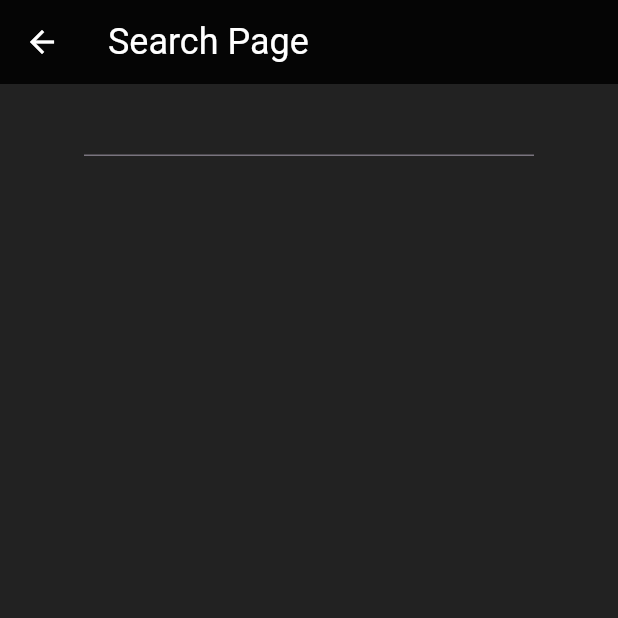
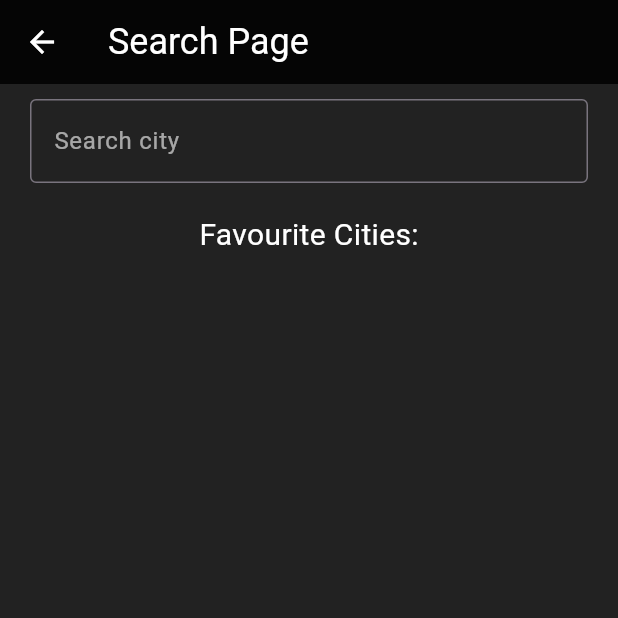
Before and after one commit to Jbbcch/Flutter-Weather-App, a Flutter app: the SearchPage screen opened directly, on a phone screen of 412 x 824 dp, the top half of it. Run offline on Flutter 3.47's test engine with Material 3 defaults, Android fonts, the phone set to English and light mode, and no system bars; drawn by our look-alikes of flutter_typeahead; our stand-ins replace flutter_dotenv, flutter_riverpod, geolocator, material_design_icons_flutter, shared_preferences; accounts and stored records are empty.

Commit message:
App release version 1.0.0:
Added function to save cities to favourite locations
Modified some code to allow for more precise location name display in appBar

```diff
--- a/lib/pages/home_page.dart
+++ b/lib/pages/home_page.dart
@@ -17,6 +17,7 @@ class HomePage extends ConsumerWidget {
   @override
   Widget build(BuildContext context, WidgetRef ref) {
     final weatherData = ref.watch(adaptiveWeatherProvider); //load weather data
+    final currentCity = ref.watch(locationRequestProvider); //load current city
 
     return weatherData.when(
       data: (weather) {
@@ -38,7 +39,10 @@ class HomePage extends ConsumerWidget {
                 MaterialPageRoute(builder: (context) => SearchPage())
               ),
             ),
-            title: Text(weather.timezone),
+            title: FittedBox(
+              fit: BoxFit.scaleDown,
+              child: Text("${currentCity?.city.name ?? weather.timezone}, ${currentCity?.city.country ?? ""}"),
+            ),
             backgroundColor: Colors.transparent,
             elevation: 0,
           ),
@@ -57,7 +61,7 @@ class HomePage extends ConsumerWidget {
                     TextButton(
                       onPressed: () => Navigator.push(
                         context,
-                        MaterialPageRoute(builder: (context) => WeeklyForecastPage(weatherData: weather))
+                        MaterialPageRoute(builder: (context) => WeeklyForecastPage(weatherData: weather, city: currentCity?.city,))
                       ),
                       child: Container(
                         height: 40,
--- a/lib/pages/search_page.dart
+++ b/lib/pages/search_page.dart
@@ -4,6 +4,7 @@ import 'package:flutter_typeahead/flutter_typeahead.dart';
 
 
 import '/models/city_model.dart';
+import '/providers/cities_provider.dart';
 import '/providers/weather_provider.dart';
 import '/services/cities_service.dart';
 
@@ -17,6 +18,8 @@ class SearchPage extends ConsumerStatefulWidget {
 class _SearchPageState extends ConsumerState<SearchPage> {
   @override
   Widget build(BuildContext context) {
+    final favourites = ref.watch(cityFavouritesProvider);
+
     return Scaffold(
       appBar: AppBar(
         title: Text("Search Page"),
@@ -24,8 +27,22 @@ class _SearchPageState extends ConsumerState<SearchPage> {
       body: Align(
         alignment: Alignment.topCenter,
         child: Container(
-          width: 300,
-          child: TypeAheadField<City>(
+          padding: EdgeInsets.symmetric(vertical: 10, horizontal: 20),
+          child: Column(
+            children: <Widget>[
+              TypeAheadField<City>(
+                builder: (context, textController, focusNode) {
+                  return TextField(
+                    controller: textController,
+                    focusNode: focusNode,
+                    style: TextStyle(color: Colors.white),
+                    decoration: InputDecoration(
+                      hintText: "Search city",
+                      hintStyle: TextStyle(color: Colors.white60),
+                      border: OutlineInputBorder(),
+                    ),
+                  );
+                },
                 debounceDuration: Duration(milliseconds: 500),
                 itemBuilder: (context, city) {
                   return ListTile(
@@ -34,6 +51,7 @@ class _SearchPageState extends ConsumerState<SearchPage> {
                       icon: Icon(Icons.add),
                       onPressed: () {
                         addCityToFavourites(city);
+                        ref.invalidate(cityFavouritesProvider);
                       },
                     ),
                   );
@@ -43,12 +61,69 @@ class _SearchPageState extends ConsumerState<SearchPage> {
                   return await getCities(pattern);
                 },
                 onSelected: (city) {
-              ref.read(locationRequestProvider.notifier).state = WeatherRequest(lat: city.latitude, lon: city.longitude);
+                  ref.read(locationRequestProvider.notifier).state = WeatherRequest(
+                    lat: city.latitude,
+                    lon: city.longitude,
+                    city: city
+                  );
                   Navigator.pop(context);
                 },
-          )
-        )
-      )
+              ),
+              SizedBox(height: 20),
+              Text(
+                "Favourite Cities:",
+                style: TextStyle(fontSize: 20),
+              ),
+              SizedBox(height: 10),
+              //show favourites
+              favourites.when(
+                data: (favs) => SingleChildScrollView(
+                  child: Column(
+                    children: favs.map((city) => TextButton(
+                        child: Container(
+                          padding: EdgeInsets.all(10),
+                          decoration: BoxDecoration(
+                            color: Colors.white.withOpacity(0.2),
+                            borderRadius: BorderRadius.circular(16)
+                          ),
+                          child: Text(
+                            '${city.name}, ${city.country}',
+                            style: TextStyle(
+                              fontSize: 16,
+                              color: Colors.white
+                            ),
+                          ),
+                        ),
+                        onPressed: () {
+                          ref.read(locationRequestProvider.notifier).state = WeatherRequest(
+                            lat: city.latitude,
+                            lon: city.longitude,
+                            city: city
+                          );
+                          Navigator.pop(context);
+                        },
+                      ),
+                    ).toList(),
+                  ),
+                ),
+                loading: () => Center(
+                  child: Padding(
+                    padding: const EdgeInsets.only(top: 20),
+                    child: CircularProgressIndicator(),
+                  ),
+                ),
+                error: (e, _) => Padding(
+                  padding: const EdgeInsets.only(top: 20),
+                  child: Text(
+                    "Could not get favourite locations",
+                    style: TextStyle(color: Colors.blueGrey),
+                  ),
+                ),
+              ),
+            ],
+          ),
+        ),
+      ),
     );
   }
 }
--- a/lib/pages/weekly_page.dart
+++ b/lib/pages/weekly_page.dart
@@ -1,11 +1,13 @@
 import 'package:flutter/material.dart';
 import '/models/weather_model.dart';
+import '/models/city_model.dart';
 import '/widgets/hourly_list.dart';
 
 class WeeklyForecastPage extends StatelessWidget {
   final Weather weatherData;
+  final City? city;
 
-  const WeeklyForecastPage({super.key, required this.weatherData});
+  const WeeklyForecastPage({super.key, required this.weatherData, required this.city});
 
   @override
   Widget build(BuildContext context) {
@@ -15,7 +17,10 @@ class WeeklyForecastPage extends StatelessWidget {
           icon: Icon(Icons.arrow_back),
           onPressed: () => Navigator.pop(context),
         ),
-        title: Text(weatherData.timezone),
+        title: FittedBox(
+              fit: BoxFit.scaleDown,
+              child: Text("${city?.name ?? weatherData.timezone}, ${city?.country ?? ""}"),
+            ),
         backgroundColor: Colors.transparent,
       ),
       body: SingleChildScrollView(
--- a/lib/providers/cities_provider.dart
+++ b/lib/providers/cities_provider.dart
@@ -2,6 +2,6 @@ import 'package:flutter_riverpod/flutter_riverpod.dart';
 import '/services/cities_service.dart';
 import '/models/city_model.dart';
 
-final citySearchProvider = FutureProvider.family<List<City>, String>((ref, query) {
-  return getCities(query);
+final cityFavouritesProvider = FutureProvider<List<City>>((ref) async {
+  return await getCityFavourites();
 });
--- a/lib/providers/weather_provider.dart
+++ b/lib/providers/weather_provider.dart
@@ -1,4 +1,5 @@
 import 'package:flutter_riverpod/flutter_riverpod.dart';
+import '/models/city_model.dart';
 import '/models/weather_model.dart';
 import '/services/weather_service.dart';
 import 'geolocation_provider.dart';
@@ -8,10 +9,12 @@ class WeatherRequest {
   final double lat;
   final double lon;
   final String units;
+  final City city;
 
   const WeatherRequest({
     required this.lat,
     required this.lon,
+    required this.city,
     this.units = "metric",
   });
 }
--- a/pubspec.yaml
+++ b/pubspec.yaml
@@ -1,6 +1,6 @@
 name: flutter_weather_app
 description: A weather app for android built using flutter
-version: 0.11.5
+version: 1.0.0
 
 environment:
   sdk: ">=3.7.0"
```
Lines whose indentation alone changed are shown as unchanged.
